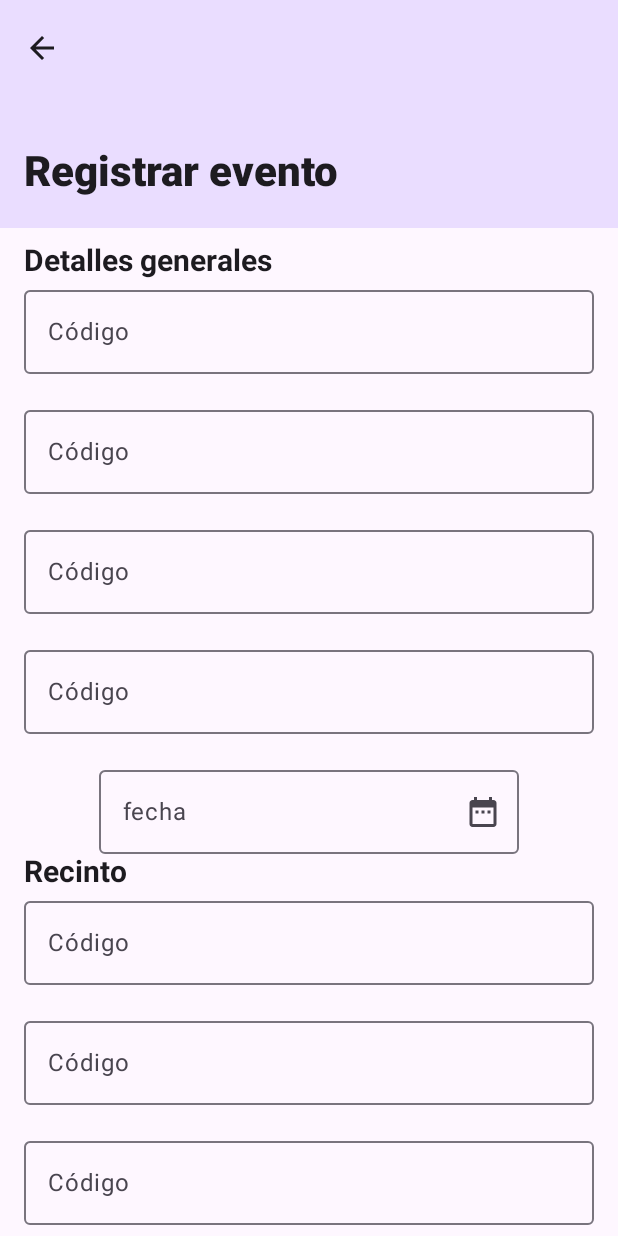
After one commit to Matthub05/UniEventos, an Android app built with Jetpack Compose: the CreateEventScreen screen opened through its navigation route, on a phone screen of 412 x 824 dp. The commit adds this screen. Run offline under Robolectric (Android 15) with nearby library versions, the phone set to English and light mode, and no system bars; missing, so only their content is drawn: UniEventosTheme.

Commit message:
Add event creation screen

```diff
--- a/app/src/main/java/com/example/unieventos/ui/navigation/Navigation.kt
+++ b/app/src/main/java/com/example/unieventos/ui/navigation/Navigation.kt
@@ -4,6 +4,7 @@ import androidx.compose.runtime.Composable
 import androidx.navigation.compose.NavHost
 import androidx.navigation.compose.composable
 import androidx.navigation.compose.rememberNavController
+import com.example.unieventos.ui.screens.CreateEventScreen
 import com.example.unieventos.ui.screens.ForgotPasswordScreen
 import com.example.unieventos.ui.screens.HomeScreen
 import com.example.unieventos.ui.screens.NewLoginScreen
@@ -30,7 +31,8 @@ fun Navigation() {
 
         composable<RouteScreen.Home> {
             HomeScreen(
-                onNavigateToProfileEdit = { navController.navigate(RouteScreen.ProfileEdit) }
+                onNavigateToProfileEdit = { navController.navigate(RouteScreen.ProfileEdit)},
+                onNavigateToCreateEvent = { navController.navigate(RouteScreen.CreateEventScreen) }
             )
         }
 
@@ -53,6 +55,12 @@ fun Navigation() {
             )
         }
 
+        composable<RouteScreen.CreateEventScreen> {
+            CreateEventScreen(
+                onNavigateToHome = { navController.navigate(RouteScreen.Home) }
+            )
+        }
+
     }
 
 }
--- a/app/src/main/java/com/example/unieventos/ui/navigation/RouteScreen.kt
+++ b/app/src/main/java/com/example/unieventos/ui/navigation/RouteScreen.kt
@@ -19,4 +19,7 @@ sealed class RouteScreen {
     @Serializable
     data object ProfileEdit : RouteScreen()
 
+    @Serializable
+    data object CreateEventScreen : RouteScreen()
+
 }
--- /dev/null
+++ b/app/src/main/java/com/example/unieventos/ui/screens/CreateEventScreen.kt
@@ -0,0 +1,191 @@
+package com.example.unieventos.ui.screens
+
+import androidx.compose.foundation.layout.Column
+import androidx.compose.foundation.layout.Spacer
+import androidx.compose.foundation.layout.fillMaxWidth
+import androidx.compose.foundation.layout.height
+import androidx.compose.foundation.layout.padding
+import androidx.compose.foundation.rememberScrollState
+import androidx.compose.foundation.text.KeyboardOptions
+import androidx.compose.foundation.verticalScroll
+import androidx.compose.material.icons.Icons
+import androidx.compose.material.icons.automirrored.filled.ArrowBack
+import androidx.compose.material.icons.filled.Add
+import androidx.compose.material.icons.filled.ArrowBack
+import androidx.compose.material3.Button
+import androidx.compose.material3.ExperimentalMaterial3Api
+import androidx.compose.material3.FloatingActionButton
+import androidx.compose.material3.Icon
+import androidx.compose.material3.Scaffold
+import androidx.compose.material3.Text
+import androidx.compose.runtime.Composable
+import androidx.compose.runtime.getValue
+import androidx.compose.runtime.mutableStateOf
+import androidx.compose.runtime.saveable.rememberSaveable
+import androidx.compose.runtime.setValue
+import androidx.compose.ui.Alignment
+import androidx.compose.ui.Modifier
+import androidx.compose.ui.graphics.Color
+import androidx.compose.ui.res.stringResource
+import androidx.compose.ui.text.font.FontWeight
+import androidx.compose.ui.text.input.KeyboardType
+import androidx.compose.ui.text.style.TextAlign
+import androidx.compose.ui.unit.dp
+import androidx.compose.ui.unit.sp
+import com.example.unieventos.R
+import com.example.unieventos.ui.components.DatePickerForm
+
+import com.example.unieventos.ui.components.TextFieldForm
+import com.example.unieventos.ui.components.TopBarComponent
+
+@OptIn(ExperimentalMaterial3Api::class)
+@Composable
+fun CreateEventScreen(
+    onNavigateToHome: () -> Unit
+) {
+    val scrollState = rememberScrollState()
+    var codigo by rememberSaveable { mutableStateOf("") }
+    var fecha by rememberSaveable { mutableStateOf("") }
+
+    Scaffold(
+        topBar = {
+            TopBarComponent(
+                text = stringResource(id = R.string.title_registrar_evento),
+                onClick = { onNavigateToHome() },
+            ) {
+                Icon(Icons.AutoMirrored.Filled.ArrowBack, contentDescription = "Back")
+            }
+        }
+    ) { innerPadding ->
+
+        Column(
+            modifier = Modifier
+                .fillMaxWidth()
+                .padding(innerPadding)
+                .padding(horizontal = 16.dp)
+                .verticalScroll(scrollState),
+            horizontalAlignment = Alignment.CenterHorizontally,
+        ) {
+
+            Spacer(modifier = Modifier.height(10.dp))
+
+            Text(
+                modifier = Modifier.align(Alignment.Start),
+                fontWeight = FontWeight.Bold,
+                fontSize = 20.sp,
+                text = "Detalles generales"
+            )
+
+            TextFieldForm(
+                modifier = Modifier.fillMaxWidth(),
+                value = codigo,
+                onValueChange = { codigo = it },
+                supportingText = stringResource(id = R.string.err_codigo),
+                label = stringResource(id = R.string.placeholder_codigo),
+                onValidate = { it.isEmpty() || it.toIntOrNull() == null },
+                keyboardOptions = KeyboardOptions(keyboardType = KeyboardType.Number)
+            )
+
+            TextFieldForm(
+                modifier = Modifier.fillMaxWidth(),
+                value = codigo,
+                onValueChange = { codigo = it },
+                supportingText = stringResource(id = R.string.err_codigo),
+                label = stringResource(id = R.string.placeholder_codigo),
+                onValidate = { it.isEmpty() || it.toIntOrNull() == null },
+                keyboardOptions = KeyboardOptions(keyboardType = KeyboardType.Number)
+            )
+
+            TextFieldForm(
+                modifier = Modifier.fillMaxWidth(),
+                value = codigo,
+                onValueChange = { codigo = it },
+                supportingText = stringResource(id = R.string.err_codigo),
+                label = stringResource(id = R.string.placeholder_codigo),
+                onValidate = { it.isEmpty() || it.toIntOrNull() == null },
+                keyboardOptions = KeyboardOptions(keyboardType = KeyboardType.Number)
+            )
+
+            TextFieldForm(
+                modifier = Modifier.fillMaxWidth(),
+                value = codigo,
+                onValueChange = { codigo = it },
+                supportingText = stringResource(id = R.string.err_codigo),
+                label = stringResource(id = R.string.placeholder_codigo),
+                onValidate = { it.isEmpty() || it.toIntOrNull() == null },
+                keyboardOptions = KeyboardOptions(keyboardType = KeyboardType.Number)
+            )
+
+            DatePickerForm(
+                value = fecha,
+                onValueChange = {},
+                label = "fecha",
+                modifier = Modifier.fillMaxWidth(),
+            )
+
+            Text(
+                modifier = Modifier.align(Alignment.Start),
+                fontWeight = FontWeight.Bold,
+                fontSize = 20.sp,
+                text = "Recinto"
+            )
+
+            TextFieldForm(
+                modifier = Modifier.fillMaxWidth(),
+                value = codigo,
+                onValueChange = { codigo = it },
+                supportingText = stringResource(id = R.string.err_codigo),
+                label = stringResource(id = R.string.placeholder_codigo),
+                onValidate = { it.isEmpty() || it.toIntOrNull() == null },
+                keyboardOptions = KeyboardOptions(keyboardType = KeyboardType.Number)
+            )
+
+            TextFieldForm(
+                modifier = Modifier.fillMaxWidth(),
+                value = codigo,
+                onValueChange = { codigo = it },
+                supportingText = stringResource(id = R.string.err_codigo),
+                label = stringResource(id = R.string.placeholder_codigo),
+                onValidate = { it.isEmpty() || it.toIntOrNull() == null },
+                keyboardOptions = KeyboardOptions(keyboardType = KeyboardType.Number)
+            )
+
+            TextFieldForm(
+                modifier = Modifier.fillMaxWidth(),
+                value = codigo,
+                onValueChange = { codigo = it },
+                supportingText = stringResource(id = R.string.err_codigo),
+                label = stringResource(id = R.string.placeholder_codigo),
+                onValidate = { it.isEmpty() || it.toIntOrNull() == null },
+                keyboardOptions = KeyboardOptions(keyboardType = KeyboardType.Number)
+            )
+
+            Text(
+                modifier = Modifier.align(Alignment.Start),
+                fontWeight = FontWeight.Bold,
+                fontSize = 20.sp,
+                text = "Multimedia"
+            )
+
+            Text(
+                modifier = Modifier.align(Alignment.Start),
+                fontWeight = FontWeight.Bold,
+                fontSize = 20.sp,
+                text = "Tarifas"
+            )
+
+
+
+        }
+        FloatingActionButton(
+            onClick = { /* Handle click */ },
+            modifier = Modifier
+                .padding(16.dp)
+        ) {
+            Icon(imageVector = Icons.Default.Add, contentDescription = "Add")
+        }
+
+    }
+
+
+}
--- a/app/src/main/java/com/example/unieventos/ui/screens/HomeScreen.kt
+++ b/app/src/main/java/com/example/unieventos/ui/screens/HomeScreen.kt
@@ -10,11 +10,14 @@ import androidx.compose.material3.Scaffold
 import androidx.compose.material3.Text
 import androidx.compose.runtime.Composable
 import androidx.compose.ui.Modifier
+import androidx.compose.ui.res.stringResource
+import com.example.unieventos.R
 import com.example.unieventos.ui.components.ItemEvento
 
 @Composable
 fun HomeScreen(
-    onNavigateToProfileEdit: () -> Unit
+    onNavigateToProfileEdit: () -> Unit,
+    onNavigateToCreateEvent: () -> Unit
 ) {
 
     Scaffold { paddingValues ->
@@ -41,7 +44,11 @@ fun HomeScreen(
             )
 
             Button(onClick = { onNavigateToProfileEdit() }) {
-                Text(text = "Editar perfil")
+                Text(text = stringResource(id = R.string.btn_editar_perfil))
+            }
+
+            Button(onClick = { onNavigateToCreateEvent() }) {
+                Text(text = stringResource(id = R.string.btn_crear_evento))
             }
         }
     }
--- a/app/src/main/res/values/strings.xml
+++ b/app/src/main/res/values/strings.xml
@@ -31,4 +31,7 @@
     <string name="btn_enviar_codigo">Enviar código</string>
     <string name="titulo_editar_cuenta">Editar cuenta</string>
     <string name="btn_cerrar_cuenta">Cerrar cuenta</string>
+    <string name="btn_editar_perfil">Editar perfil</string>
+    <string name="btn_crear_evento">Crear evento</string>
+    <string name="title_registrar_evento">Registrar evento</string>
 </resources>
```
